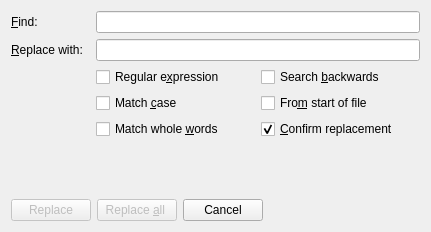
Old version of the form replacedialog.ui in the repository altsan/qe-text-editor.
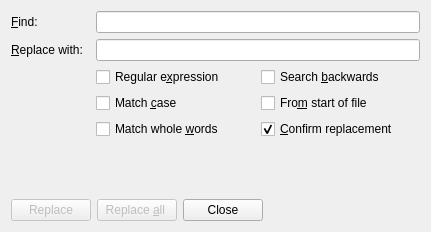
New version of the form.

```diff
--- a/replacedialog.ui
+++ b/replacedialog.ui
@@ -161,7 +161,7 @@
        <item>
         <widget class="QPushButton" name="cancelButton">
          <property name="text">
-          <string>Cancel</string>
+          <string>Close</string>
          </property>
         </widget>
        </item>
```
